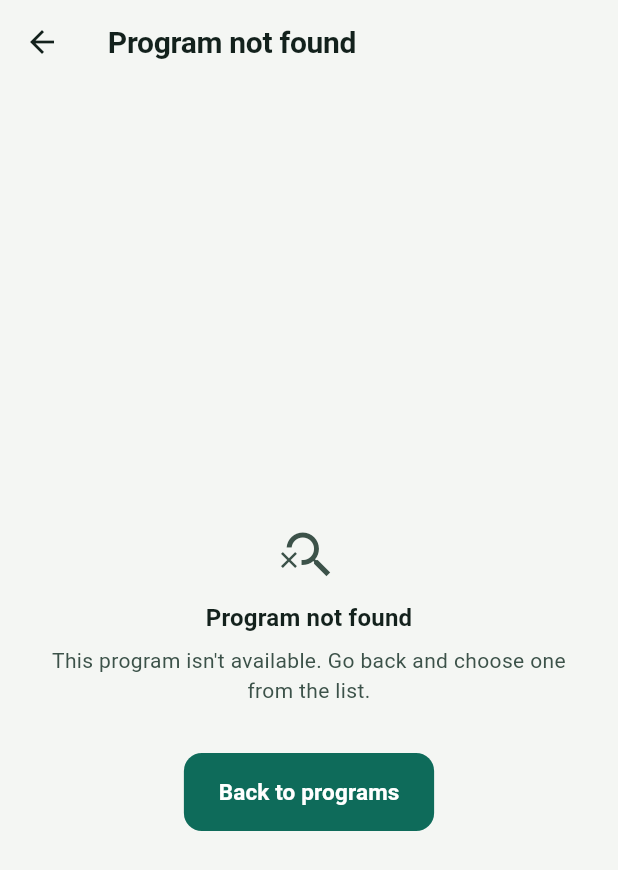
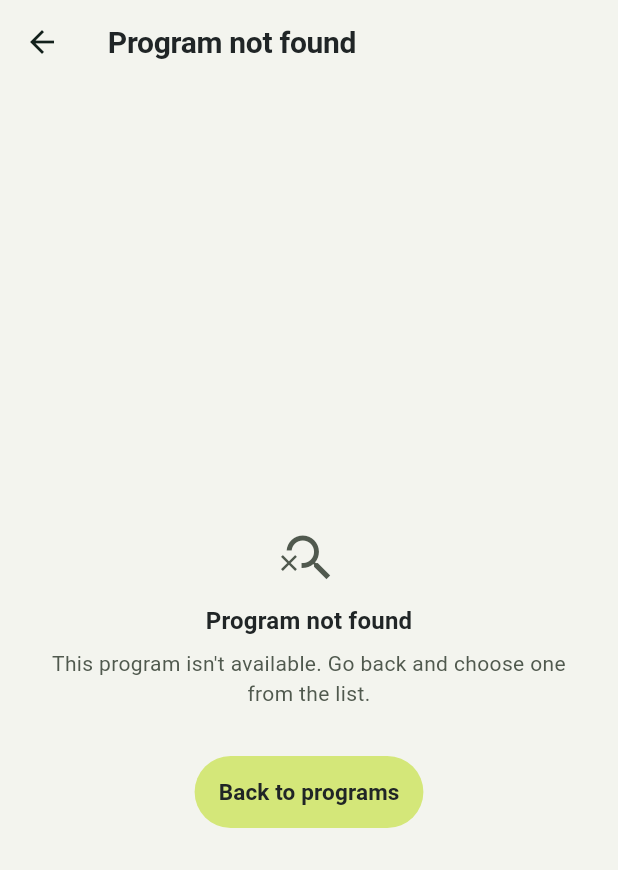
Before and after one commit to mu-spec/fitflow, a Flutter app: the ProgramSessionPlayerScreen screen opened directly with empty values, on a phone screen of 412 x 824 dp. Shown: the top 870 px of the screen. Run offline on Flutter 3.47's test engine with Material 3 defaults, Android fonts, the phone set to English and light mode, and no system bars; our stand-ins replace file_picker, flutter_local_notifications, flutter_riverpod, flutter_timezone, flutter_tts, go_router and 2 more; accounts and stored records are empty.

Commit message:
Theme program player flow states and quiet detail headings
Present the program session player's not-found, loading, error,
missing-profile and generation-failed states in the shared
Workouts-area Slate + Citrus tokens. The approved Player itself keeps
wrapping itself, untouched. Align the exercise characteristics
heading weight with the Workouts-area section rhythm.

```diff
--- a/fitflow/lib/features/programs/presentation/program_session_player_screen.dart
+++ b/fitflow/lib/features/programs/presentation/program_session_player_screen.dart
@@ -15,6 +15,7 @@ import 'package:fitflow/features/workout_player/domain/workout_session_origin.da
 import 'package:fitflow/features/workout_player/presentation/workout_player_session_view.dart';
 import 'package:fitflow/features/workouts/domain/session/workout_session_mode.dart';
 import 'package:fitflow/features/workouts/domain/workout/workout_plan.dart';
+import 'package:fitflow/features/workouts/presentation/workouts_theme.dart';
 import 'package:fitflow/features/workouts/state/capability_profile_controller.dart';
 import 'package:flutter/material.dart';
 import 'package:flutter_riverpod/flutter_riverpod.dart';
@@ -98,6 +99,16 @@ class _ProgramSessionPlayerScreenState
 
   @override
   Widget build(BuildContext context) {
+    // The shared Player restyles itself via its approved PlayerTheme, so the
+    // Workouts-area theme is only applied around the not-found, loading,
+    // error, missing-profile and generation-failed states of this flow.
+    final definition = AdaptiveProgramCatalog.byId(widget.programId);
+    final content = _buildContent(context);
+    final playsApprovedPlayer = definition != null && _frozenPlan != null;
+    return playsApprovedPlayer ? content : WorkoutsTheme(child: content);
+  }
+
+  Widget _buildContent(BuildContext context) {
     final definition = AdaptiveProgramCatalog.byId(widget.programId);
     if (definition == null) {
       return _NotFoundScaffold(
--- a/fitflow/lib/features/workouts/presentation/widgets/exercise_characteristics_section.dart
+++ b/fitflow/lib/features/workouts/presentation/widgets/exercise_characteristics_section.dart
@@ -49,7 +49,7 @@ class ExerciseCharacteristicsSection extends StatelessWidget {
               'Exercise Characteristics',
               style: theme.textTheme.titleMedium?.copyWith(
                 color: visual.onTint,
-                fontWeight: FontWeight.w700,
+                fontWeight: FontWeight.w500,
               ),
             ),
           ),
```
